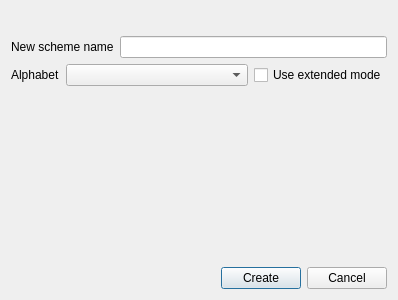
This is src/corelibs/U2View/src/ov_msa/ui/CreateMSAScheme.ui in violethaze74/ugene as Qt 5 draws it before an edit. The edited form follows.
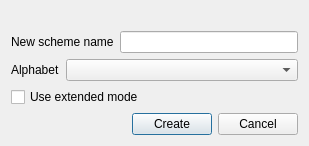
This is the edited form.

What changed in the file:
```diff
--- a/src/corelibs/U2View/src/ov_msa/ui/CreateMSAScheme.ui
+++ b/src/corelibs/U2View/src/ov_msa/ui/CreateMSAScheme.ui
@@ -9,52 +9,41 @@
    <rect>
     <x>0</x>
     <y>0</y>
-    <width>398</width>
-    <height>300</height>
+    <width>309</width>
+    <height>146</height>
    </rect>
   </property>
   <property name="windowTitle">
    <string>Create Alignment Color Scheme</string>
   </property>
-  <layout class="QVBoxLayout" name="verticalLayout">
-   <item>
-    <layout class="QHBoxLayout" name="horizontalLayout_4">
-     <property name="bottomMargin">
-      <number>5</number>
-     </property>
-     <item>
+  <layout class="QGridLayout" name="gridLayout_2">
+   <item row="0" column="0">
       <widget class="QLabel" name="validLabel">
        <property name="text">
         <string/>
        </property>
       </widget>
      </item>
-    </layout>
-   </item>
-   <item>
-    <layout class="QHBoxLayout" name="horizontalLayout_2">
-     <item>
+   <item row="1" column="0">
+    <layout class="QGridLayout" name="gridLayout">
+     <item row="0" column="0" colspan="2">
       <widget class="QLabel" name="label">
        <property name="text">
         <string>New scheme name</string>
        </property>
       </widget>
      </item>
-     <item>
+     <item row="0" column="2">
       <widget class="QLineEdit" name="schemeName"/>
      </item>
-    </layout>
-   </item>
-   <item>
-    <layout class="QHBoxLayout" name="horizontalLayout_3">
-     <item>
+     <item row="1" column="0">
       <widget class="QLabel" name="label_2">
        <property name="text">
         <string>Alphabet</string>
        </property>
       </widget>
      </item>
-     <item>
+     <item row="1" column="1" colspan="2">
       <widget class="QComboBox" name="alphabetComboBox">
        <property name="sizePolicy">
         <sizepolicy hsizetype="Expanding" vsizetype="Fixed">
@@ -64,6 +53,10 @@
        </property>
       </widget>
      </item>
+    </layout>
+   </item>
+   <item row="2" column="0">
+    <layout class="QHBoxLayout" name="horizontalLayout">
      <item>
       <widget class="QCheckBox" name="extendedModeBox">
        <property name="text">
@@ -71,23 +64,23 @@
        </property>
       </widget>
      </item>
-    </layout>
-   </item>
    <item>
-    <spacer name="verticalSpacer">
+      <spacer name="horizontalSpacer_2">
      <property name="orientation">
-      <enum>Qt::Vertical</enum>
+        <enum>Qt::Horizontal</enum>
      </property>
      <property name="sizeHint" stdset="0">
       <size>
-       <width>20</width>
-       <height>40</height>
+         <width>40</width>
+         <height>20</height>
       </size>
      </property>
     </spacer>
    </item>
-   <item>
-    <layout class="QHBoxLayout" name="horizontalLayout">
+    </layout>
+   </item>
+   <item row="3" column="0">
+    <layout class="QHBoxLayout" name="horizontalLayout_2">
      <item>
       <spacer name="horizontalSpacer">
        <property name="orientation">
```
Lines whose indentation alone changed are shown as unchanged.
